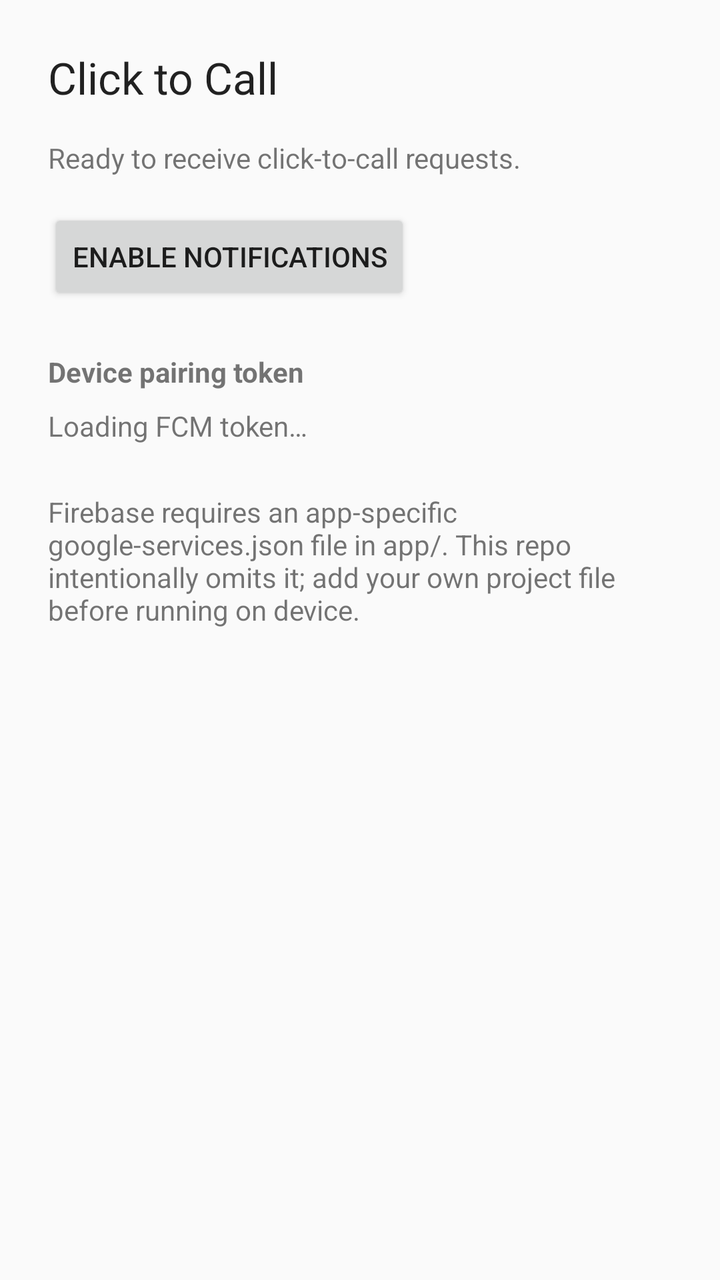
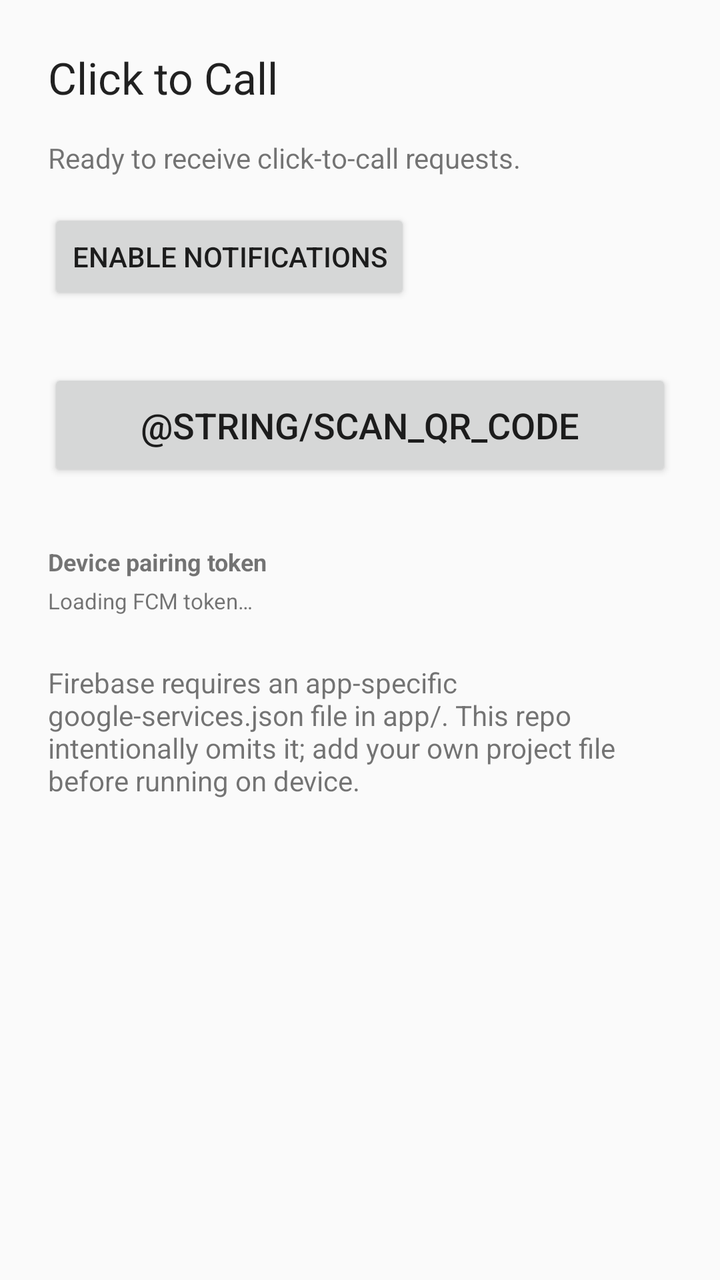

Compare the two renders of this Android layout. The source of the first and the diff that turns it into the second are given below.
<!-- AndroidManifest.xml: application theme Theme.AppCompat.DayNight.NoActionBar -->
<!-- res/layout/activity_main.xml -->
<?xml version="1.0" encoding="utf-8"?>
<androidx.constraintlayout.widget.ConstraintLayout xmlns:android="http://schemas.android.com/apk/res/android"
    xmlns:app="http://schemas.android.com/apk/res-auto"
    android:layout_width="match_parent"
    android:layout_height="match_parent"
    android:padding="24dp">

    <TextView
        android:id="@+id/titleText"
        android:layout_width="0dp"
        android:layout_height="wrap_content"
        android:text="@string/app_name"
        android:textAppearance="@style/TextAppearance.AppCompat.Large"
        app:layout_constraintEnd_toEndOf="parent"
        app:layout_constraintStart_toStartOf="parent"
        app:layout_constraintTop_toTopOf="parent" />

    <TextView
        android:id="@+id/statusText"
        android:layout_width="0dp"
        android:layout_height="wrap_content"
        android:layout_marginTop="16dp"
        android:text="@string/status_ready"
        app:layout_constraintEnd_toEndOf="parent"
        app:layout_constraintStart_toStartOf="parent"
        app:layout_constraintTop_toBottomOf="@id/titleText" />

    <Button
        android:id="@+id/requestPermissionButton"
        android:layout_width="wrap_content"
        android:layout_height="wrap_content"
        android:layout_marginTop="16dp"
        android:text="@string/request_notifications"
        app:layout_constraintStart_toStartOf="parent"
        app:layout_constraintTop_toBottomOf="@id/statusText" />

    <TextView
        android:id="@+id/tokenLabel"
        android:layout_width="0dp"
        android:layout_height="wrap_content"
        android:layout_marginTop="24dp"
        android:text="@string/fcm_token_label"
        android:textStyle="bold"
        app:layout_constraintEnd_toEndOf="parent"
        app:layout_constraintStart_toStartOf="parent"
        app:layout_constraintTop_toBottomOf="@id/requestPermissionButton" />

    <TextView
        android:id="@+id/tokenText"
        android:layout_width="0dp"
        android:layout_height="wrap_content"
        android:layout_marginTop="8dp"
        android:text="@string/fcm_token_loading"
        app:layout_constraintEnd_toEndOf="parent"
        app:layout_constraintStart_toStartOf="parent"
        app:layout_constraintTop_toBottomOf="@id/tokenLabel" />

    <TextView
        android:id="@+id/helpText"
        android:layout_width="0dp"
        android:layout_height="wrap_content"
        android:layout_marginTop="24dp"
        android:text="@string/google_services_placeholder"
        app:layout_constraintEnd_toEndOf="parent"
        app:layout_constraintStart_toStartOf="parent"
        app:layout_constraintTop_toBottomOf="@id/tokenText" />

</androidx.constraintlayout.widget.ConstraintLayout>
<!-- resources referenced by this layout -->
<resources>
  <string name="app_name">Click to Call</string>
  <string name="fcm_token_label">Device pairing token</string>
  <string name="fcm_token_loading">Loading FCM token…</string>
  <string name="google_services_placeholder">Firebase requires an app-specific google-services.json file in app/. This repo intentionally omits it; add your own project file before running on device.</string>
  <string name="request_notifications">Enable notifications</string>
  <string name="status_ready">Ready to receive click-to-call requests.</string>
</resources>

<!-- the commit's change to res/layout/activity_main.xml (unified diff, before → after) -->
@@ -34,23 +34,38 @@
         app:layout_constraintStart_toStartOf="parent"
         app:layout_constraintTop_toBottomOf="@id/statusText" />
 
-    <TextView
-        android:id="@+id/tokenLabel"
-        android:layout_width="0dp"
+    <Button
+        android:id="@+id/scanQrButton"
+        android:layout_width="match_parent"
         android:layout_height="wrap_content"
-        android:layout_marginTop="24dp"
-        android:text="@string/fcm_token_label"
-        android:textStyle="bold"
+        android:layout_marginTop="32dp"
+        android:paddingTop="16dp"
+        android:paddingBottom="16dp"
+        android:textSize="18sp"
+        android:text="@string/scan_qr_code"
         app:layout_constraintEnd_toEndOf="parent"
         app:layout_constraintStart_toStartOf="parent"
         app:layout_constraintTop_toBottomOf="@id/requestPermissionButton" />
 
     <TextView
+        android:id="@+id/tokenLabel"
+        android:layout_width="0dp"
+        android:layout_height="wrap_content"
+        android:layout_marginTop="32dp"
+        android:text="@string/fcm_token_label"
+        android:textStyle="bold"
+        android:textSize="12sp"
+        app:layout_constraintEnd_toEndOf="parent"
+        app:layout_constraintStart_toStartOf="parent"
+        app:layout_constraintTop_toBottomOf="@id/scanQrButton" />
+
+    <TextView
         android:id="@+id/tokenText"
         android:layout_width="0dp"
         android:layout_height="wrap_content"
-        android:layout_marginTop="8dp"
+        android:layout_marginTop="4dp"
         android:text="@string/fcm_token_loading"
+        android:textSize="11sp"
         app:layout_constraintEnd_toEndOf="parent"
         app:layout_constraintStart_toStartOf="parent"
         app:layout_constraintTop_toBottomOf="@id/tokenLabel" />
